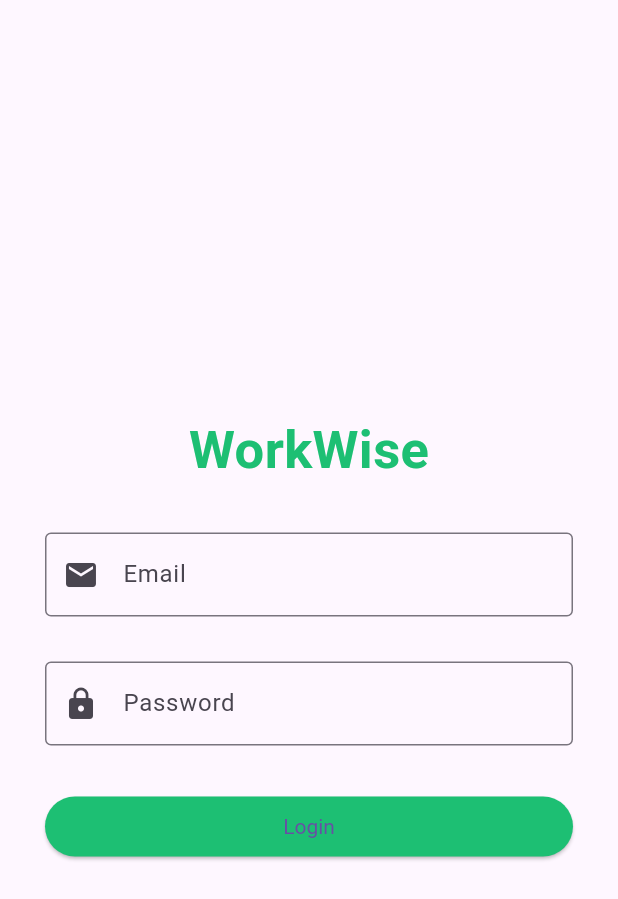
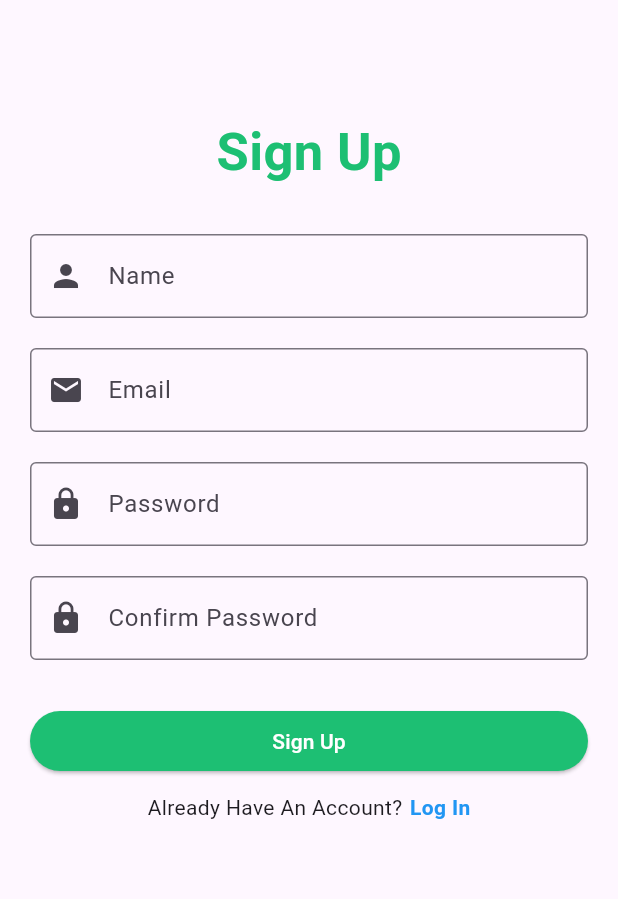
Before and after one commit to ST60002CEM/batch32b-yusha28, a Flutter app: the screen it shows after launch, on a phone screen of 412 x 824 dp. Shown: the top 899 px of the screen. Run offline on Flutter 3.47's test engine with Material 3 defaults, Android fonts, the phone set to English and light mode, and no system bars.

Commit message:
Sign up page and splash screeb added

```diff
--- a/lib/app/app.dart
+++ b/lib/app/app.dart
@@ -1,5 +1,7 @@
 import 'package:flutter/material.dart';
 import 'package:workwise/screen/login_screen.dart';
+import 'package:workwise/screen/signup_screen.dart';
+import 'package:workwise/screen/splash_screen.dart';
 
 class App extends StatelessWidget {
   const App({super.key});
@@ -8,7 +10,7 @@ class App extends StatelessWidget {
   Widget build(BuildContext context) {
     return MaterialApp(
       debugShowCheckedModeBanner: false,
-      home: LoginScreen(),
+      home: SignUpScreen(),
     );
   }
 }
--- /dev/null
+++ b/lib/screen/signup_screen.dart
@@ -0,0 +1,167 @@
+import 'package:flutter/material.dart';
+import 'package:workwise/screen/login_screen.dart';
+
+class SignUpScreen extends StatefulWidget {
+  const SignUpScreen({Key? key}) : super(key: key);
+
+  @override
+  _SignUpScreenState createState() => _SignUpScreenState();
+}
+
+class _SignUpScreenState extends State<SignUpScreen> {
+  final TextEditingController _nameController = TextEditingController();
+  final TextEditingController _emailController = TextEditingController();
+  final TextEditingController _passwordController = TextEditingController();
+  final TextEditingController _confirmPasswordController =
+      TextEditingController();
+
+  @override
+  Widget build(BuildContext context) {
+    return Scaffold(
+      appBar: AppBar(),
+      body: SingleChildScrollView(
+        padding: EdgeInsets.all(20),
+        child: Column(
+          mainAxisAlignment: MainAxisAlignment.center,
+          crossAxisAlignment: CrossAxisAlignment.center,
+          children: [
+            Text(
+              'Sign Up',
+              style: TextStyle(
+                fontSize: 35,
+                color: Color.fromARGB(255, 29, 191, 115),
+                fontWeight: FontWeight.bold,
+              ),
+            ),
+            SizedBox(height: 30),
+            Form(
+              child: Column(
+                children: [
+                  TextFormField(
+                    controller: _nameController,
+                    keyboardType: TextInputType.text,
+                    decoration: InputDecoration(
+                      labelText: 'Name',
+                      hintText: 'Enter Your Name',
+                      prefixIcon: Icon(Icons.person),
+                      border: OutlineInputBorder(),
+                    ),
+                    validator: (value) {
+                      return value!.isEmpty ? 'Please enter your name' : null;
+                    },
+                  ),
+                  SizedBox(height: 20),
+                  TextFormField(
+                    controller: _emailController,
+                    keyboardType: TextInputType.emailAddress,
+                    decoration: InputDecoration(
+                      labelText: 'Email',
+                      hintText: 'Enter Email',
+                      prefixIcon: Icon(Icons.email),
+                      border: OutlineInputBorder(),
+                    ),
+                    validator: (value) {
+                      if (value!.isEmpty) {
+                        return 'Please enter email';
+                      } else if (!value.contains('@')) {
+                        return 'Please enter a valid email';
+                      }
+                      return null;
+                    },
+                  ),
+                  SizedBox(height: 20),
+                  TextFormField(
+                    controller: _passwordController,
+                    keyboardType: TextInputType.visiblePassword,
+                    obscureText: true,
+                    decoration: InputDecoration(
+                      labelText: 'Password',
+                      hintText: 'Enter Password',
+                      prefixIcon: Icon(Icons.lock),
+                      border: OutlineInputBorder(),
+                    ),
+                    validator: (value) {
+                      return value!.isEmpty ? 'Please enter password' : null;
+                    },
+                  ),
+                  SizedBox(height: 20),
+                  TextFormField(
+                    controller: _confirmPasswordController,
+                    keyboardType: TextInputType.visiblePassword,
+                    obscureText: true,
+                    decoration: InputDecoration(
+                      labelText: 'Confirm Password',
+                      hintText: 'Confirm Password',
+                      prefixIcon: Icon(Icons.lock),
+                      border: OutlineInputBorder(),
+                    ),
+                    validator: (value) {
+                      if (value!.isEmpty) {
+                        return 'Please confirm password';
+                      } else if (value != _passwordController.text) {
+                        return 'Passwords do not match';
+                      }
+                      return null;
+                    },
+                  ),
+                  SizedBox(height: 30),
+                  SizedBox(
+                    width: double.infinity,
+                    child: ElevatedButton(
+                      onPressed: () {
+                        // Implement sign-up logic here
+                        if (Form.of(context)!.validate()) {
+                          // Validation passed, handle sign-up process
+                          // Example: Register user with entered credentials
+                          String name = _nameController.text;
+                          String email = _emailController.text;
+                          String password = _passwordController.text;
+
+                          // Call API or perform sign-up action
+                          // Example: AuthService.signUp(name, email, password);
+
+                          // Optionally, show a success message or perform other actions
+                        }
+                      },
+                      child: Text(
+                        'Sign Up',
+                        style: TextStyle(color: Colors.white),
+                      ),
+                      style: ElevatedButton.styleFrom(
+                        backgroundColor: Color.fromARGB(255, 29, 191, 115),
+                      ),
+                    ),
+                  ),
+                  SizedBox(height: 10),
+                  Row(
+                    mainAxisAlignment: MainAxisAlignment.center,
+                    children: [
+                      Text("Already Have An Account?"),
+                      SizedBox(width: 5),
+                      GestureDetector(
+                        onTap: () {
+                          // Navigate to login screen
+                          Navigator.pushReplacement(
+                            context,
+                            MaterialPageRoute(builder: (_) => LoginScreen()),
+                          ); // Return to previous screen
+                        },
+                        child: Text(
+                          'Log In',
+                          style: TextStyle(
+                            color: Colors.blue,
+                            fontWeight: FontWeight.bold,
+                          ),
+                        ),
+                      ),
+                    ],
+                  ),
+                ],
+              ),
+            ),
+          ],
+        ),
+      ),
+    );
+  }
+}
--- a/pubspec.yaml
+++ b/pubspec.yaml
@@ -59,9 +59,9 @@ flutter:
   uses-material-design: true
 
   # To add assets to your application, add an assets section, like this:
-  # assets:
-  #   - images/a_dot_burr.jpeg
-  #   - images/a_dot_ham.jpeg
+  assets:
+    - assets/images/
+    - assets/icons/
 
   # An image asset can refer to one or more resolution-specific "variants", see
   # https://flutter.dev/assets-and-images/#resolution-aware
```
Also changed, not shown: lib/screen/login_screen.dart (+80 -20 lines), lib/screen/splash_screen.dart (added, +46 -0 lines), assets/images/WorkWise.png (added), assets/images/logo.png (added).
